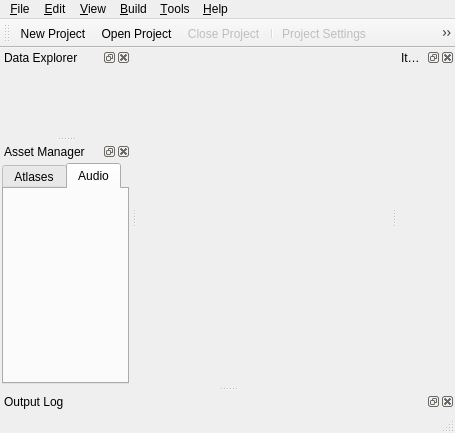
This is Editor/src/MainWindow.ui in GameOverture/HarmonyEngine as Qt 5 draws it before an edit. The edited form follows.
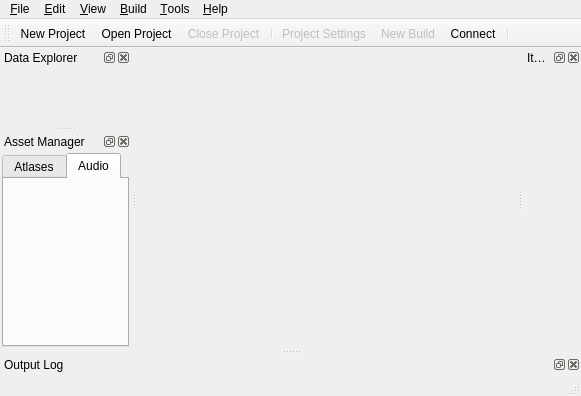
This is the edited form. The open tabs and pages were chosen to show the change. Icons and pictures are not drawn. Custom widgets are drawn as their Qt base class.

Diff of the .ui file:
```diff
--- a/Editor/src/MainWindow.ui
+++ b/Editor/src/MainWindow.ui
@@ -6,8 +6,8 @@
    <rect>
     <x>0</x>
     <y>0</y>
-    <width>455</width>
-    <height>433</height>
+    <width>581</width>
+    <height>396</height>
    </rect>
   </property>
   <property name="windowTitle">
@@ -55,7 +55,7 @@
     <rect>
      <x>0</x>
      <y>0</y>
-     <width>455</width>
+     <width>581</width>
      <height>21</height>
     </rect>
    </property>
```
Left out of the diff: 2 changed lines with no effect on the pictures.
